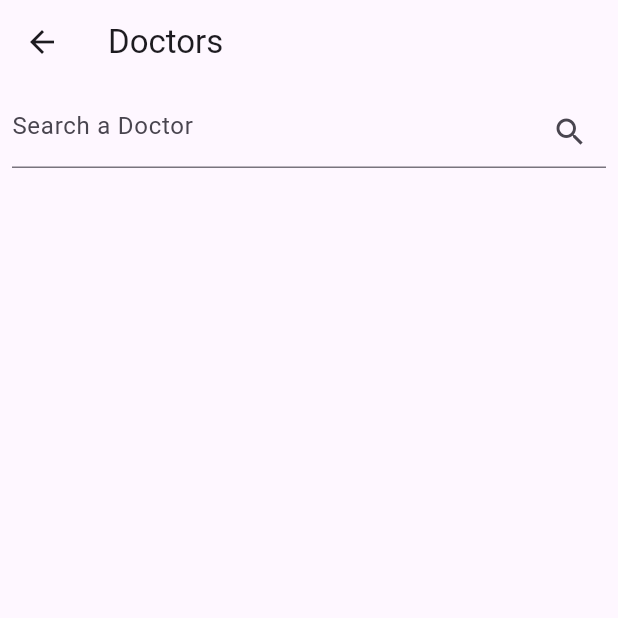
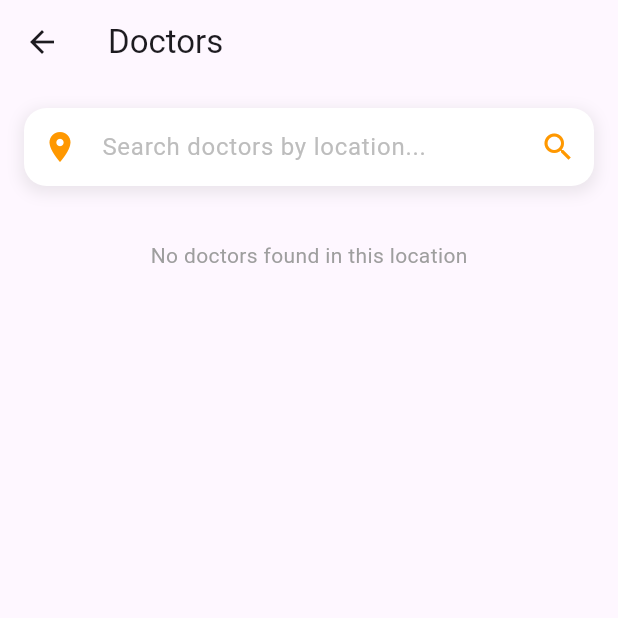
Before and after one commit to PramodLakmal/petpal, a Flutter app: the DoctorSearchPage screen opened directly, on a phone screen of 412 x 824 dp, the top half of it. Run offline on Flutter 3.47's test engine with Material 3 defaults, Android fonts, the phone set to English and light mode, and no system bars; our stand-ins replace cloud_firestore, firebase_auth, firebase_core, firebase_storage, google_sign_in, image_picker and 1 more; accounts and stored records are empty; network calls fail.

Commit message:
ui update

```diff
--- a/lib/Screens/adoption/search_for_adoption.dart
+++ b/lib/Screens/adoption/search_for_adoption.dart
@@ -283,7 +283,7 @@ class _SearchForAdoptionState extends State<SearchForAdoption> {
                     child: ElevatedButton.icon(
                       onPressed: () => _navigateToDetails(postId),
                       style: ElevatedButton.styleFrom(
-                        backgroundColor: const Color.fromARGB(255, 221, 119, 72), // Button background color
+                        backgroundColor: const Color.fromRGBO(255, 152, 0, 1), // Button background color
                         shape: RoundedRectangleBorder(
                           borderRadius: BorderRadius.circular(10), // Rounded corners
                         ),
--- a/lib/Screens/appointment/doctor_search_page.dart
+++ b/lib/Screens/appointment/doctor_search_page.dart
@@ -1,5 +1,6 @@
+import 'package:cloud_firestore/cloud_firestore.dart';
 import 'package:flutter/material.dart';
-import 'package:cloud_firestore/cloud_firestore.dart';
+import 'dart:math';
 import 'appointment_booking_page.dart';
 
 class DoctorSearchPage extends StatefulWidget {
@@ -12,27 +13,61 @@ class DoctorSearchPage extends StatefulWidget {
 class _DoctorSearchPageState extends State<DoctorSearchPage> {
   TextEditingController _searchController = TextEditingController();
   List<QueryDocumentSnapshot> doctorList = [];
+  bool isSearching = false;
 
   @override
   void initState() {
     super.initState();
-    _getDefaultDoctors();
+    _getRandomDoctors();
   }
 
-  _getDefaultDoctors() async {
-    FirebaseFirestore.instance.collection('doctors').limit(10).get().then((value) {
+  _getRandomDoctors() async {
+    // First, get all doctors
+    FirebaseFirestore.instance.collection('doctors').get().then((QuerySnapshot querySnapshot) {
+      if (querySnapshot.docs.length > 0) {
+        // Create a list of all doctors
+        List<QueryDocumentSnapshot> allDoctors = querySnapshot.docs;
+
+        // Randomly select 5 doctors (or less if total doctors are less than 5)
+        int numberOfDoctors = min(5, allDoctors.length);
+        List<QueryDocumentSnapshot> randomDoctors = [];
+
+        // Create a copy of the list to avoid modifying the original
+        List<QueryDocumentSnapshot> tempList = List.from(allDoctors);
+
+        for (int i = 0; i < numberOfDoctors; i++) {
+          int randomIndex = Random().nextInt(tempList.length);
+          randomDoctors.add(tempList[randomIndex]);
+          tempList.removeAt(randomIndex);
+        }
+
         setState(() {
-        doctorList = value.docs;
+          doctorList = randomDoctors;
         });
+      }
     });
   }
 
   _searchDoctorsByLocation(String location) async {
+    setState(() {
+      isSearching = true;
+    });
+
+    if (location.isEmpty) {
+      _getRandomDoctors();
+      setState(() {
+        isSearching = false;
+      });
+      return;
+    }
+
     FirebaseFirestore.instance.collection('doctors')
-        .where('location', isEqualTo: location)
+        .where('location', isGreaterThanOrEqualTo: location)
+        .where('location', isLessThanOrEqualTo: location + '\uf8ff')
         .get().then((value) {
       setState(() {
         doctorList = value.docs;
+        isSearching = false;
       });
     });
   }
@@ -43,20 +78,58 @@ class _DoctorSearchPageState extends State<DoctorSearchPage> {
       appBar: AppBar(title: Text('Doctors')),
       body: Column(
         children: [
-          Padding(
-            padding: const EdgeInsets.all(8.0),
+          Container(
+            margin: EdgeInsets.all(16),
+            decoration: BoxDecoration(
+              color: Colors.white,
+              borderRadius: BorderRadius.circular(15),
+              boxShadow: [
+                BoxShadow(
+                  color: Colors.grey.withOpacity(0.2),
+                  spreadRadius: 2,
+                  blurRadius: 8,
+                  offset: Offset(0, 3),
+                ),
+              ],
+            ),
             child: TextField(
               controller: _searchController,
               decoration: InputDecoration(
-                hintText: 'Search a Doctor',
-                suffixIcon: IconButton(
-                  icon: Icon(Icons.search),
+                hintText: 'Search doctors by location...',
+                hintStyle: TextStyle(color: Colors.grey[400]),
+                prefixIcon: Icon(Icons.location_on, color: Colors.orange),
+                suffixIcon: _searchController.text.isNotEmpty
+                    ? IconButton(
+                        icon: Icon(Icons.clear, color: Colors.grey),
+                        onPressed: () {
+                          _searchController.clear();
+                          _getRandomDoctors();
+                        },
+                      )
+                    : IconButton(
+                        icon: Icon(Icons.search, color: Colors.orange),
                         onPressed: () {
                           _searchDoctorsByLocation(_searchController.text);
                         },
                       ),
+                border: InputBorder.none,
+                contentPadding: EdgeInsets.symmetric(horizontal: 16, vertical: 14),
+              ),
+              onChanged: (value) {
+                _searchDoctorsByLocation(value);
+              },
             ),
           ),
+          if (isSearching)
+            Padding(
+              padding: EdgeInsets.all(20),
+              child: CircularProgressIndicator(color: Colors.orange),
+            ),
+          if (!isSearching && doctorList.isEmpty)
+            Padding(
+              padding: EdgeInsets.all(20),
+              child: Text('No doctors found in this location',
+                  style: TextStyle(color: Colors.grey)),
             ),
           Expanded(
             child: ListView.builder(
@@ -134,7 +207,7 @@ class DoctorCard extends StatelessWidget {
                       Spacer(),
                       Row(
                         children: [
-                          Icon(Icons.star, color: Colors.orange, size: 16),
+                          Icon(Icons.star, color: const Color.fromRGBO(255, 152, 0, 1), size: 16),
                           SizedBox(width: 2),
                           Text('5.0'),
                         ],
```
Also changed, not shown: lib/Screens/adoption/adoption.dart (+5 -5 lines). Lines whose indentation alone changed are shown as unchanged.
